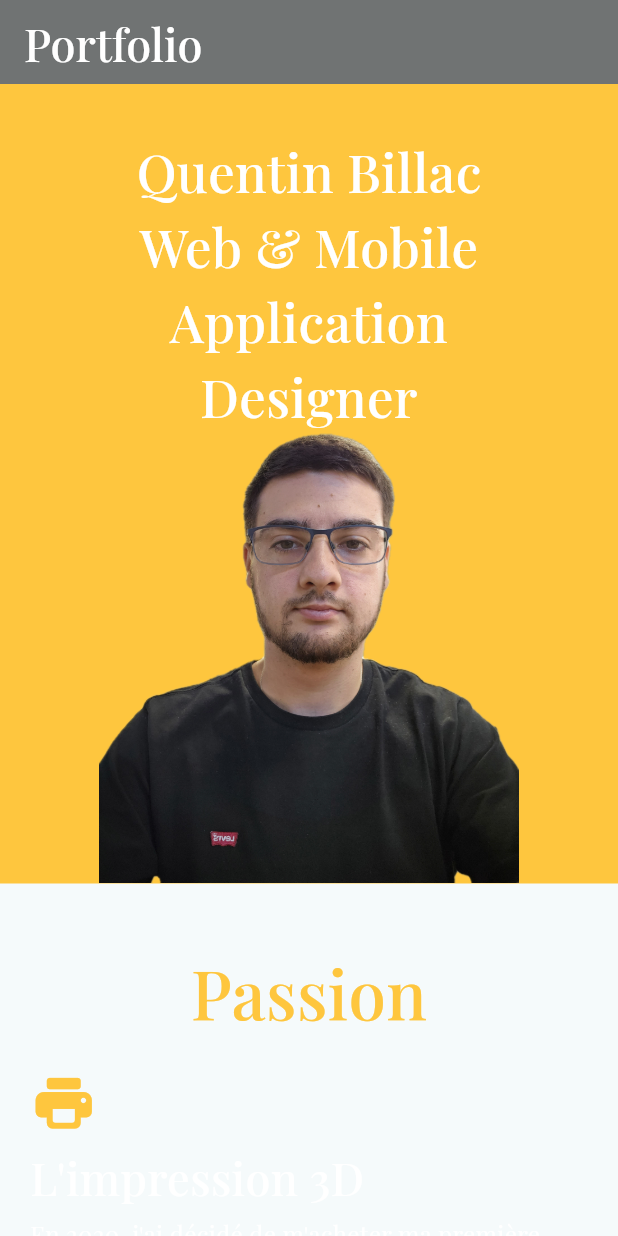
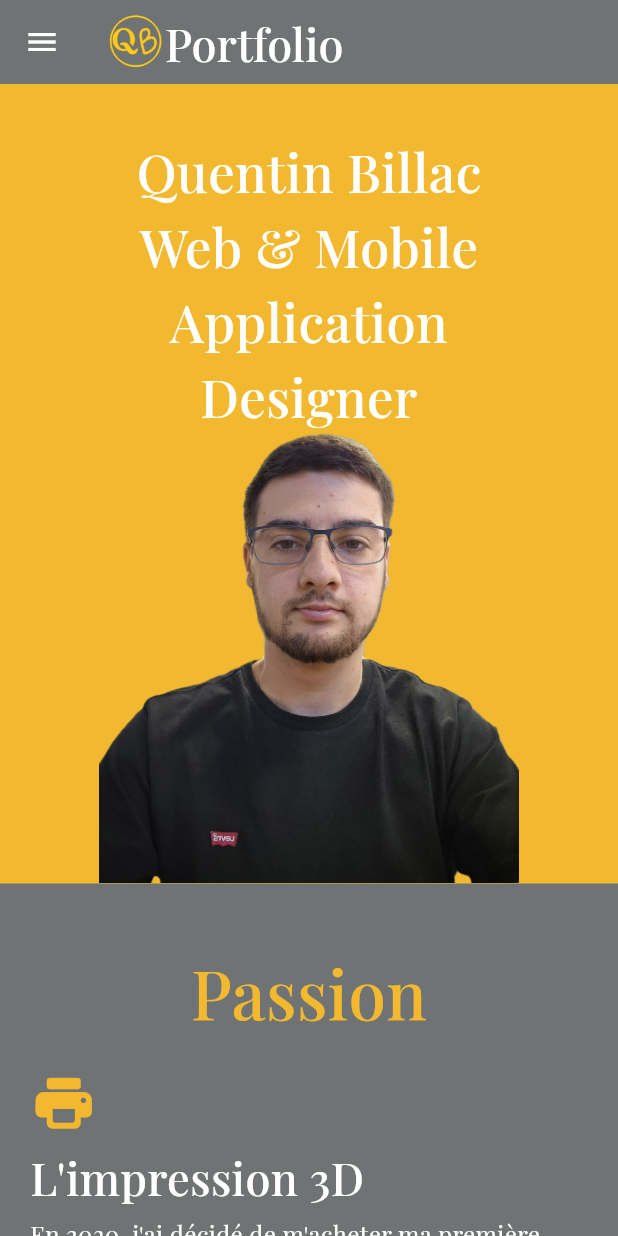
Before and after one commit to quentin37/portfolio, a Flutter app: the screen it shows after launch, on a phone screen of 412 x 824 dp. Run offline on Flutter 3.47's test engine with Material 3 defaults, Android fonts, the light colour scheme and no system bars; drawn by our look-alikes of animated_text_kit; our stand-ins replace google_fonts.

Commit message:
add logohead, create parcours.dart, fix title and appbartheme and fix web path

```diff
--- a/lib/main.dart
+++ b/lib/main.dart
@@ -13,11 +13,16 @@ class MyApp extends StatelessWidget {
   Widget build(BuildContext context) {
     return MaterialApp(
       showSemanticsDebugger: false,
-      title: 'Portfolio-WebSite',
+      title: 'Portfolio',
       theme: ThemeData(
-        colorScheme: ColorScheme.fromSeed(seedColor: Colors.grey,
-          background: const Color(0xff707373)
+        appBarTheme:  const AppBarTheme(
+            color:Color(0xff707373),
+            foregroundColor:Color(0xffffffff),
+            shadowColor:Color(0xff707373),
+            surfaceTintColor:Color(0xff707373)
         ),
+        focusColor: const Color(0xffffc029).withOpacity(0.9),
+        scaffoldBackgroundColor: const Color(0xff707373),
         useMaterial3: true,
       ),
       home: const MyHomePage(),
--- a/lib/screens/home_page.dart
+++ b/lib/screens/home_page.dart
@@ -1,7 +1,9 @@
 import 'package:flutter/material.dart';
 import 'package:google_fonts/google_fonts.dart';
 import 'package:portfolio/composant/header.dart';
+import 'package:portfolio/screens/parcours.dart';
 import '../composant/activity_section.dart';
+import '../composant/responsive.dart';
 
   class MyHomePage extends StatefulWidget {
     const MyHomePage({super.key});
@@ -11,14 +13,82 @@ import '../composant/activity_section.dart';
   }
 
   class MyHomePageState extends State<MyHomePage> {
+    bool isHovering1 = false;
+    bool isHovering2 = false;
+
     @override
     Widget build(BuildContext context) {
       Color title = const Color(0xffffc029).withOpacity(0.9);
       return Scaffold(
         appBar: AppBar(
-          backgroundColor:  const Color(0xff707373),
-          title: Text('Portfolio',style: GoogleFonts.playfairDisplay(fontWeight: FontWeight.w500,fontSize: 30,color: Colors.white)),
+          title: Row(
+            crossAxisAlignment: CrossAxisAlignment.center,
+            children: [
+              SizedBox(width:38, child: Image.asset('assets/images/logohead.png')),
+              Text('Portfolio',style: GoogleFonts.playfairDisplay(fontWeight: FontWeight.w500,fontSize: 30,color: Colors.white,)),
+            ],
+          ),
+          actions: [
+            if (!Responsive.isMobile(context))
+            Row(
+              crossAxisAlignment: CrossAxisAlignment.center,
+              children: [
+                TextButton(
+                  onHover: (isHovered) {isHovering1 = isHovered; setState(() {});},
+                  onPressed: () {Navigator.pushAndRemoveUntil(context, MaterialPageRoute(builder: (BuildContext context) {return const MyHomePage(); },), (Route<dynamic> route) => false,);}, child: Text('Accueil',style: GoogleFonts.playfairDisplay(fontWeight: FontWeight.w500,fontSize: 30,color:isHovering1 ? Colors.amber :  Colors.white)),),
+                Padding(
+                  padding: const EdgeInsets.all(8.0),
+                  child: Container(height: 23, color: Colors.white,width: 2,),
+                ),
+                TextButton(
+                  onHover: (isHovered) {isHovering2 = isHovered;setState(() {});},
+                  onPressed: () {Navigator.push(context, MaterialPageRoute(builder: (BuildContext context) {return const MyPath();}));},
+                  child: Text('Mon parcours',style: GoogleFonts.playfairDisplay(fontWeight: FontWeight.w500,fontSize: 30,color: isHovering2 ? Colors.amber : Colors.white,)),),
+              ],
+            )
+            //TextButton(onPressed: () {}, child: Text('data'),),
+          ],
         ),
+        drawer: Responsive.isMobile(context)
+            ? Drawer(
+          backgroundColor: const Color(0xfff0f0f0),
+          child: ListView(
+            padding: EdgeInsets.zero,
+            children: <Widget>[
+              DrawerHeader(
+                decoration: const BoxDecoration(color:Color(0xff707373)),
+                child:Image.asset("assets/images/logohead.png"),
+              ),
+              ListTile(
+                title: const Text('Accueil'),
+                onTap: () {
+                  Navigator.pushAndRemoveUntil(
+                    context,
+                    MaterialPageRoute(
+                      builder: (BuildContext context) {
+                        return const MyHomePage(); // Replace with your destination page
+                      },
+                    ),
+                        (Route<dynamic> route) => false,
+                  );
+                },
+              ),
+              ListTile(
+                title: const Text('Mon parcours'),
+                onTap: () {
+                  Navigator.push(
+                    context,
+                    MaterialPageRoute(
+                      builder: (BuildContext context) {
+                        return const MyPath(); // Replace with your destination page
+                      },
+                    ),
+                  );
+                },
+              ),
+            ],
+          ),
+        ) : null,
         body: SingleChildScrollView(
           child: Column(
               children: <Widget>[
```
Also changed, not shown: lib/screens/parcours.dart (added, +312 -0 lines), assets/images/logohead.png (added), 1 other file.
